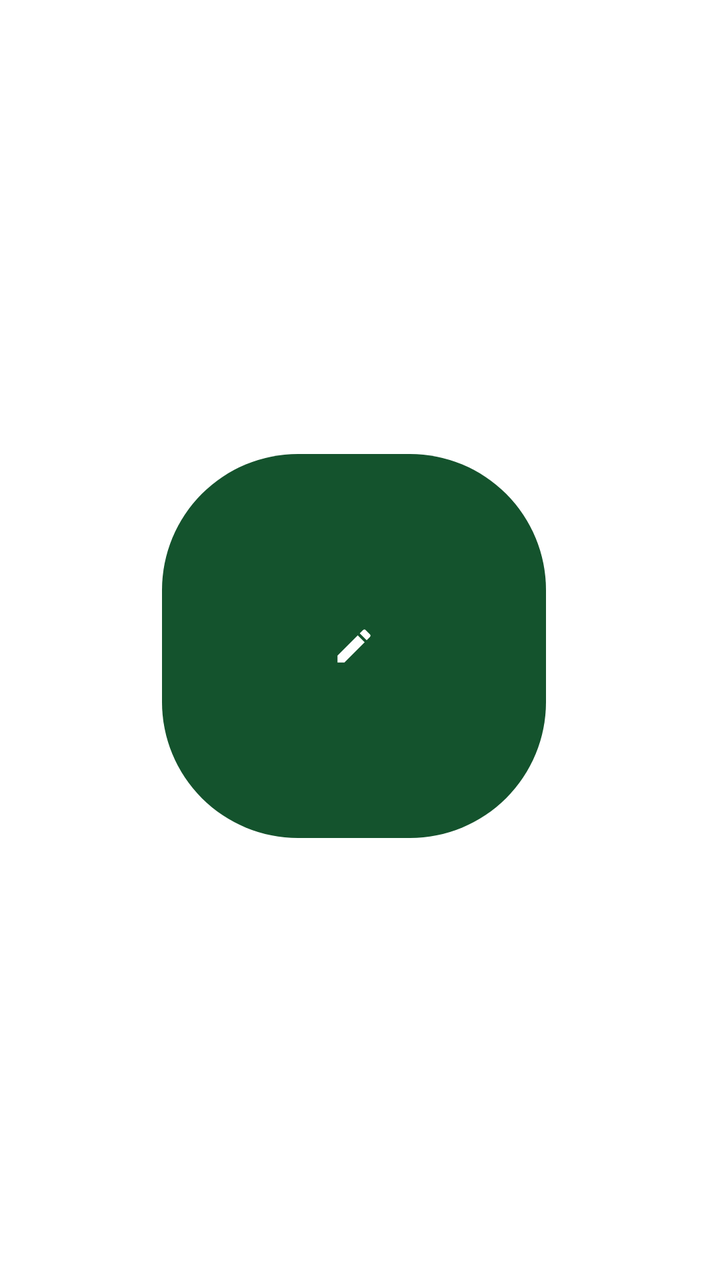
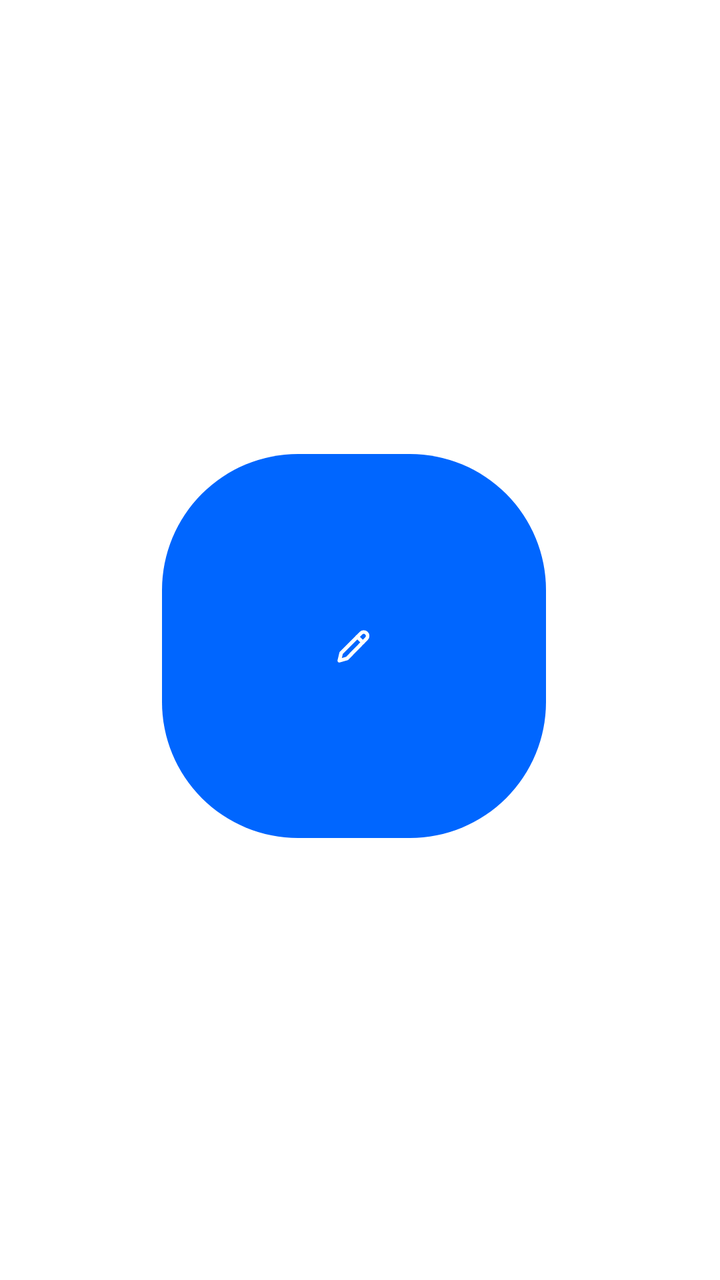

Compare the two renders of this Android layout. The source of the first and the diff that turns it into the second are given below.
<!-- AndroidManifest.xml: application theme Theme.Jot2Press -->
<!-- res/layout/widget_square.xml -->
<?xml version="1.0" encoding="utf-8"?>
<FrameLayout xmlns:android="http://schemas.android.com/apk/res/android"
    android:layout_width="match_parent"
    android:layout_height="match_parent">

    <FrameLayout
        android:layout_width="wrap_content"
        android:layout_height="wrap_content"
        android:layout_gravity="center">

        <ImageView
            android:id="@+id/write"
            android:layout_width="wrap_content"
            android:layout_height="wrap_content"
            android:layout_marginTop="6dp"
            android:layout_marginEnd="6dp"
            android:adjustViewBounds="true"
            android:scaleType="fitCenter"
            android:src="@drawable/widget_write" />

        
        <ImageView
            android:layout_width="22dp"
            android:layout_height="22dp"
            android:layout_gravity="center"
            android:layout_marginTop="3dp"
            android:layout_marginEnd="3dp"
            android:importantForAccessibility="no"
            android:src="@drawable/ic_write" />

        <TextView
            android:id="@+id/badge"
            android:layout_width="wrap_content"
            android:layout_height="20dp"
            android:layout_gravity="top|end"
            android:background="@drawable/widget_badge"
            android:gravity="center"
            android:includeFontPadding="false"
            android:minWidth="20dp"
            android:paddingHorizontal="5dp"
            android:textColor="#FFFFFF"
            android:textSize="11sp"
            android:textStyle="bold"
            android:visibility="gone" />
    </FrameLayout>
</FrameLayout>
<!-- resources referenced by this layout -->
<resources>
  <!-- drawable ic_write (drawable) -->
  <?xml version="1.0" encoding="utf-8"?>
  <vector xmlns:android="http://schemas.android.com/apk/res/android"
      android:width="24dp"
      android:height="24dp"
      android:viewportWidth="24"
      android:viewportHeight="24">
      <path
          android:fillColor="@color/widget_on_app"
          android:pathData="M3,17.25V21h3.75L17.81,9.94l-3.75,-3.75L3,17.25zM20.71,7.04c0.39,-0.39 0.39,-1.02 0,-1.41l-2.34,-2.34c-0.39,-0.39 -1.02,-0.39 -1.41,0l-1.83,1.83 3.75,3.75 1.83,-1.83z" />
  </vector>
  <!-- drawable widget_badge (drawable) -->
  <?xml version="1.0" encoding="utf-8"?>
  <shape xmlns:android="http://schemas.android.com/apk/res/android" android:shape="rectangle">
      <solid android:color="#E00016" />
      <stroke android:width="2dp" android:color="@color/widget_sheet" />
      <corners android:radius="10dp" />
  </shape>
  <!-- drawable widget_write (drawable) -->
  <?xml version="1.0" encoding="utf-8"?>
  <shape xmlns:android="http://schemas.android.com/apk/res/android" android:shape="rectangle">
      <size android:width="192dp" android:height="192dp" />
      <solid android:color="@color/widget_app" />
      <corners android:radius="68dp" />
  </shape>
  <style name="Theme.Jot2Press" parent="android:Theme.Material.Light.NoActionBar">
          <item name="android:windowBackground">@color/paper</item>
          <item name="android:colorAccent">@color/ink</item>
      </style>
  <color name="widget_on_app">#FFFFFF</color>
  <color name="widget_sheet">#FFFFFF</color>
  <color name="widget_app">#14532D</color>
  <color name="paper">#FFFFFF</color>
  <color name="ink">#0066FF</color>
</resources>

<!-- the commit's change to res/layout/widget_square.xml (unified diff, before → after) -->
@@ -20,13 +20,15 @@
 
         
         <ImageView
+            android:id="@+id/pen"
             android:layout_width="22dp"
             android:layout_height="22dp"
             android:layout_gravity="center"
             android:layout_marginTop="3dp"
             android:layout_marginEnd="3dp"
             android:importantForAccessibility="no"
-            android:src="@drawable/ic_write" />
+            android:src="@drawable/ic_write"
+            android:tint="@color/widget_on_ink" />
 
         <TextView
             android:id="@+id/badge"
<!-- resource entries referenced after the edit -->
@@ -1,5 +1,6 @@
 <!-- resources referenced by this layout -->
 <resources>
+  <color name="widget_on_ink">@color/paper</color>
   <!-- drawable ic_write (drawable) -->
   <?xml version="1.0" encoding="utf-8"?>
   <vector xmlns:android="http://schemas.android.com/apk/res/android"
@@ -8,31 +9,39 @@
       android:viewportWidth="24"
       android:viewportHeight="24">
       <path
-          android:fillColor="@color/widget_on_app"
-          android:pathData="M3,17.25V21h3.75L17.81,9.94l-3.75,-3.75L3,17.25zM20.71,7.04c0.39,-0.39 0.39,-1.02 0,-1.41l-2.34,-2.34c-0.39,-0.39 -1.02,-0.39 -1.41,0l-1.83,1.83 3.75,3.75 1.83,-1.83z" />
+          android:pathData="M4 20l1-4.2L15.8 5a2.1 2.1 0 0 1 3 3L8.2 18.8z"
+          android:strokeColor="#FFFFFF"
+          android:strokeWidth="2"
+          android:strokeLineCap="round"
+          android:strokeLineJoin="round" />
+      <path
+          android:pathData="M13.8 7l3 3"
+          android:strokeColor="#FFFFFF"
+          android:strokeWidth="2"
+          android:strokeLineCap="round"
+          android:strokeLineJoin="round" />
   </vector>
   <!-- drawable widget_badge (drawable) -->
   <?xml version="1.0" encoding="utf-8"?>
   <shape xmlns:android="http://schemas.android.com/apk/res/android" android:shape="rectangle">
       <solid android:color="#E00016" />
-      <stroke android:width="2dp" android:color="@color/widget_sheet" />
+      <stroke android:width="2dp" android:color="@color/widget_paper" />
       <corners android:radius="10dp" />
   </shape>
   <!-- drawable widget_write (drawable) -->
   <?xml version="1.0" encoding="utf-8"?>
   <shape xmlns:android="http://schemas.android.com/apk/res/android" android:shape="rectangle">
       <size android:width="192dp" android:height="192dp" />
-      <solid android:color="@color/widget_app" />
+      <solid android:color="@color/widget_ink" />
       <corners android:radius="68dp" />
   </shape>
   <style name="Theme.Jot2Press" parent="android:Theme.Material.Light.NoActionBar">
           <item name="android:windowBackground">@color/paper</item>
           <item name="android:colorAccent">@color/ink</item>
       </style>
-  <color name="widget_on_app">#FFFFFF</color>
-  <color name="widget_sheet">#FFFFFF</color>
-  <color name="widget_app">#14532D</color>
   <color name="paper">#FFFFFF</color>
+  <color name="widget_paper">@color/paper</color>
+  <color name="widget_ink">@color/ink</color>
   <color name="ink">#0066FF</color>
 </resources>
 
